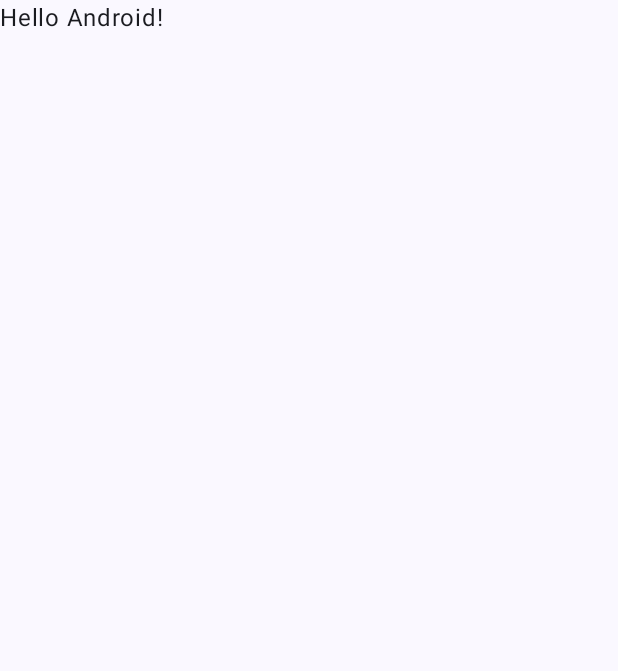
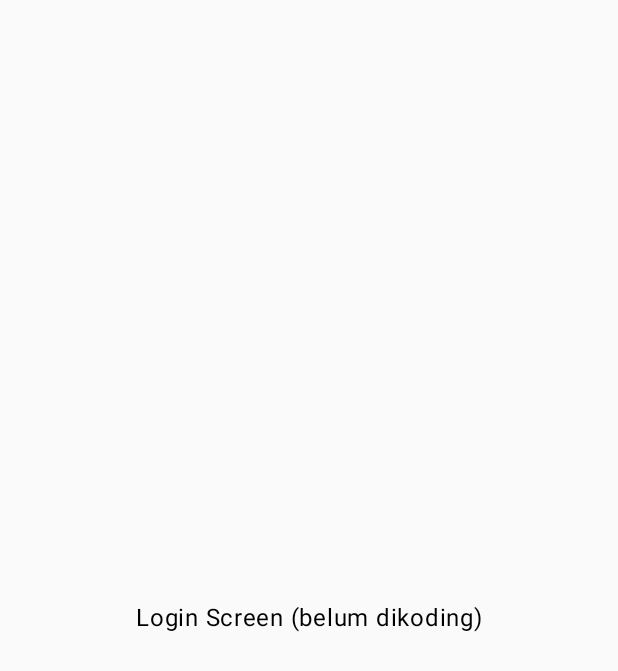
Before and after one commit to fauuzann/fauzanabdillah_vsga_jmp, an Android app built with Jetpack Compose: the screen it shows after launch (MainActivity), on a phone screen of 412 x 824 dp. Before the commit the part shown is almost empty. Shown: the top 671 px of the screen. Run offline under Robolectric (Android 15) with nearby library versions, the light colour scheme and no system bars.

Commit message:
Implementasi SplashScreen dengan navigasi ke LoginScreen

```diff
--- a/app/build.gradle.kts
+++ b/app/build.gradle.kts
@@ -49,6 +49,9 @@ dependencies {
     implementation(libs.androidx.ui.graphics)
     implementation(libs.androidx.ui.tooling.preview)
     implementation(libs.androidx.material3)
+    implementation(libs.androidx.navigation.compose)
+    implementation(libs.androidx.lifecycle.viewmodel.compose)
+
     testImplementation(libs.junit)
     androidTestImplementation(libs.androidx.junit)
     androidTestImplementation(libs.androidx.espresso.core)
@@ -56,4 +59,5 @@ dependencies {
     androidTestImplementation(libs.androidx.ui.test.junit4)
     debugImplementation(libs.androidx.ui.tooling)
     debugImplementation(libs.androidx.ui.test.manifest)
+
 }
--- a/app/src/main/java/com/fauzana0133/kampuskuvsga/MainActivity.kt
+++ b/app/src/main/java/com/fauzana0133/kampuskuvsga/MainActivity.kt
@@ -4,13 +4,8 @@ import android.os.Bundle
 import androidx.activity.ComponentActivity
 import androidx.activity.compose.setContent
 import androidx.activity.enableEdgeToEdge
-import androidx.compose.foundation.layout.fillMaxSize
-import androidx.compose.foundation.layout.padding
-import androidx.compose.material3.Scaffold
-import androidx.compose.material3.Text
-import androidx.compose.runtime.Composable
-import androidx.compose.ui.Modifier
-import androidx.compose.ui.tooling.preview.Preview
+import androidx.navigation.compose.rememberNavController
+import com.fauzana0133.kampuskuvsga.navigation.AppNavigation
 import com.fauzana0133.kampuskuvsga.ui.theme.KampusKuVSGATheme
 
 class MainActivity : ComponentActivity() {
@@ -19,29 +14,9 @@ class MainActivity : ComponentActivity() {
         enableEdgeToEdge()
         setContent {
             KampusKuVSGATheme {
-                Scaffold(modifier = Modifier.fillMaxSize()) { innerPadding ->
-                    Greeting(
-                        name = "Android",
-                        modifier = Modifier.padding(innerPadding)
-                    )
-                }
+                val navController = rememberNavController()
+                AppNavigation(navController)
             }
         }
     }
 }
-
-@Composable
-fun Greeting(name: String, modifier: Modifier = Modifier) {
-    Text(
-        text = "Hello $name!",
-        modifier = modifier
-    )
-}
-
-@Preview(showBackground = true)
-@Composable
-fun GreetingPreview() {
-    KampusKuVSGATheme {
-        Greeting("Android")
-    }
-}
--- /dev/null
+++ b/app/src/main/java/com/fauzana0133/kampuskuvsga/navigation/AppNavigation.kt
@@ -0,0 +1,22 @@
+package com.fauzana0133.kampuskuvsga.navigation
+
+import androidx.compose.runtime.Composable
+import androidx.navigation.NavHostController
+import androidx.navigation.compose.NavHost
+import androidx.navigation.compose.composable
+import com.fauzana0133.kampuskuvsga.screen.*
+
+@Composable
+fun AppNavigation(navController: NavHostController) {
+    NavHost(navController = navController, startDestination = Screen.Splash.route) {
+        composable(Screen.Splash.route) {
+            SplashScreen(navController)
+        }
+        composable(Screen.Login.route) {
+            LoginScreen(navController)
+        }
+        composable(Screen.Dashboard.route) {
+            DashboardScreen(navController)
+        }
+    }
+}
--- /dev/null
+++ b/app/src/main/java/com/fauzana0133/kampuskuvsga/navigation/Screen.kt
@@ -0,0 +1,7 @@
+package com.fauzana0133.kampuskuvsga.navigation
+
+sealed class Screen(val route: String) {
+    object Splash : Screen("splash")
+    object Login : Screen("login")
+    object Dashboard : Screen("dashboard")
+}
--- /dev/null
+++ b/app/src/main/java/com/fauzana0133/kampuskuvsga/screen/DashboardScreen.kt
@@ -0,0 +1,17 @@
+package com.fauzana0133.kampuskuvsga.screen
+
+import androidx.compose.foundation.layout.*
+import androidx.compose.material3.Text
+import androidx.compose.runtime.Composable
+import androidx.compose.ui.Alignment
+import androidx.compose.ui.Modifier
+
+@Composable
+fun DashboardScreen(navController: androidx.navigation.NavController) {
+    Box(
+        modifier = Modifier.fillMaxSize(),
+        contentAlignment = Alignment.Center
+    ) {
+        Text(text = "Ini halaman Dashboard (masih kosong)")
+    }
+}
--- /dev/null
+++ b/app/src/main/java/com/fauzana0133/kampuskuvsga/screen/LoginScreen.kt
@@ -0,0 +1,17 @@
+package com.fauzana0133.kampuskuvsga.screen
+
+import androidx.compose.foundation.layout.*
+import androidx.compose.material3.Text
+import androidx.compose.runtime.Composable
+import androidx.compose.ui.Alignment
+import androidx.compose.ui.Modifier
+
+@Composable
+fun LoginScreen(navController: androidx.navigation.NavController) {
+    Box(
+        modifier = Modifier.fillMaxSize(),
+        contentAlignment = Alignment.Center
+    ) {
+        Text("Login Screen (belum dikoding)")
+    }
+}
--- /dev/null
+++ b/app/src/main/java/com/fauzana0133/kampuskuvsga/screen/SplashScreen.kt
@@ -0,0 +1,31 @@
+package com.fauzana0133.kampuskuvsga.screen
+
+import android.os.Handler
+import android.os.Looper
+import androidx.compose.foundation.layout.Box
+import androidx.compose.foundation.layout.fillMaxSize
+import androidx.compose.material3.Text
+import androidx.compose.runtime.Composable
+import androidx.compose.runtime.LaunchedEffect
+import androidx.compose.ui.Alignment
+import androidx.compose.ui.Modifier
+import androidx.navigation.NavController
+import com.fauzana0133.kampuskuvsga.navigation.Screen
+
+@Composable
+fun SplashScreen(navController: NavController) {
+    LaunchedEffect(Unit) {
+        Handler(Looper.getMainLooper()).postDelayed({
+            navController.navigate(Screen.Login.route) {
+                popUpTo(Screen.Splash.route) { inclusive = true }
+            }
+        }, 5000)
+    }
+
+    Box(
+        modifier = Modifier.fillMaxSize(),
+        contentAlignment = Alignment.Center
+    ) {
+        Text(text = "Selamat Datang di Aplikasi KampusKu")
+    }
+}
--- a/gradle/libs.versions.toml
+++ b/gradle/libs.versions.toml
@@ -8,6 +8,9 @@ espressoCore = "3.6.1"
 lifecycleRuntimeKtx = "2.9.1"
 activityCompose = "1.10.1"
 composeBom = "2024.04.01"
+navigationCompose = "2.7.7"
+viewmodelCompose = "2.7.0"
+
 
 [libraries]
 androidx-core-ktx = { group = "androidx.core", name = "core-ktx", version.ref = "coreKtx" }
@@ -24,6 +27,11 @@ androidx-ui-tooling-preview = { group = "androidx.compose.ui", name = "ui-toolin
 androidx-ui-test-manifest = { group = "androidx.compose.ui", name = "ui-test-manifest" }
 androidx-ui-test-junit4 = { group = "androidx.compose.ui", name = "ui-test-junit4" }
 androidx-material3 = { group = "androidx.compose.material3", name = "material3" }
+androidx-navigation-compose = { group = "androidx.navigation", name = "navigation-compose", version.ref = "navigationCompose" }
+androidx-lifecycle-viewmodel-compose = { group = "androidx.lifecycle", name = "lifecycle-viewmodel-compose", version.ref = "viewmodelCompose" }
+
+
+
 
 [plugins]
 android-application = { id = "com.android.application", version.ref = "agp" }
```
